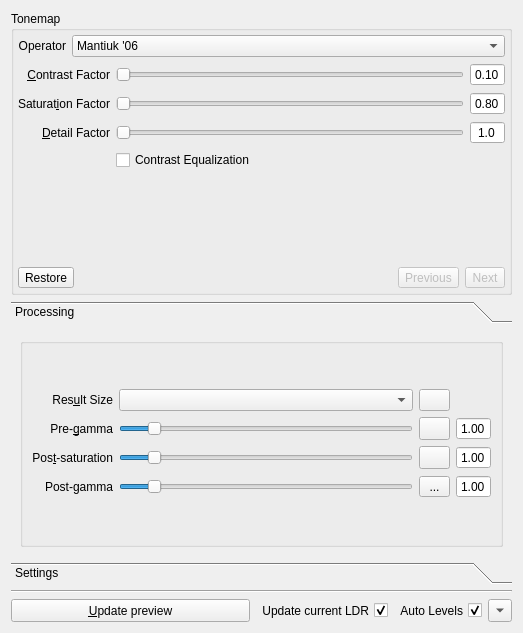
Qt form src/TonemappingPanel/TonemappingPanel.ui (LuminanceHDR/LuminanceHDR) before a commit.
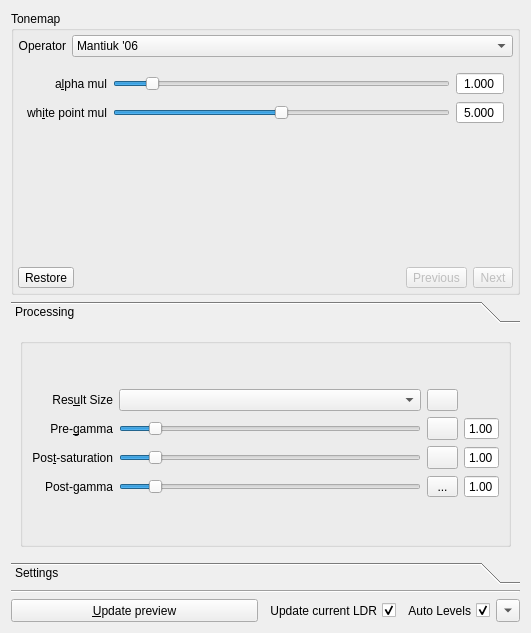
The same form after that commit. The open tabs and pages were chosen to show the change. Icons and pictures are not drawn.

Commit message:
new tmo: lischinski06
Eigen3 template library from http://eigen.tuxfamily.org is needed.

Patch:
```diff
--- a/src/TonemappingPanel/TonemappingPanel.ui
+++ b/src/TonemappingPanel/TonemappingPanel.ui
@@ -9,7 +9,7 @@
    <rect>
     <x>0</x>
     <y>0</y>
-    <width>523</width>
+    <width>531</width>
     <height>633</height>
    </rect>
   </property>
@@ -3450,6 +3450,189 @@
           </item>
          </layout>
         </widget>
+        <widget class="QWidget" name="page_lischinski">
+         <layout class="QGridLayout" name="gridLayout_37">
+          <item row="0" column="0">
+           <layout class="QGridLayout" name="gridLayout_36">
+            <item row="0" column="0">
+             <widget class="QLabel" name="label_lischinski_alpha">
+              <property name="sizePolicy">
+               <sizepolicy hsizetype="Minimum" vsizetype="Minimum">
+                <horstretch>0</horstretch>
+                <verstretch>0</verstretch>
+               </sizepolicy>
+              </property>
+              <property name="minimumSize">
+               <size>
+                <width>0</width>
+                <height>0</height>
+               </size>
+              </property>
+              <property name="maximumSize">
+               <size>
+                <width>16777215</width>
+                <height>16777215</height>
+               </size>
+              </property>
+              <property name="text">
+               <string>a&amp;lpha mul</string>
+              </property>
+              <property name="alignment">
+               <set>Qt::AlignRight|Qt::AlignTrailing|Qt::AlignVCenter</set>
+              </property>
+              <property name="wordWrap">
+               <bool>true</bool>
+              </property>
+              <property name="buddy">
+               <cstring>chromaticAdaptSlider</cstring>
+              </property>
+             </widget>
+            </item>
+            <item row="0" column="1">
+             <widget class="QSlider" name="lischinski_alpha_Slider">
+              <property name="sizePolicy">
+               <sizepolicy hsizetype="MinimumExpanding" vsizetype="Minimum">
+                <horstretch>0</horstretch>
+                <verstretch>0</verstretch>
+               </sizepolicy>
+              </property>
+              <property name="cursor">
+               <cursorShape>PointingHandCursor</cursorShape>
+              </property>
+              <property name="maximum">
+               <number>10000</number>
+              </property>
+              <property name="value">
+               <number>1000</number>
+              </property>
+              <property name="orientation">
+               <enum>Qt::Horizontal</enum>
+              </property>
+             </widget>
+            </item>
+            <item row="0" column="2">
+             <widget class="QDoubleSpinBox" name="lischinski_alpha_Dsb">
+              <property name="alignment">
+               <set>Qt::AlignCenter</set>
+              </property>
+              <property name="buttonSymbols">
+               <enum>QAbstractSpinBox::NoButtons</enum>
+              </property>
+              <property name="decimals">
+               <number>3</number>
+              </property>
+              <property name="minimum">
+               <double>0.010000000000000</double>
+              </property>
+              <property name="maximum">
+               <double>10.000000000000000</double>
+              </property>
+              <property name="singleStep">
+               <double>0.100000000000000</double>
+              </property>
+              <property name="value">
+               <double>1.000000000000000</double>
+              </property>
+             </widget>
+            </item>
+            <item row="1" column="0">
+             <widget class="QLabel" name="label_lischinski_white_point">
+              <property name="sizePolicy">
+               <sizepolicy hsizetype="Minimum" vsizetype="Minimum">
+                <horstretch>0</horstretch>
+                <verstretch>0</verstretch>
+               </sizepolicy>
+              </property>
+              <property name="minimumSize">
+               <size>
+                <width>0</width>
+                <height>0</height>
+               </size>
+              </property>
+              <property name="maximumSize">
+               <size>
+                <width>16777215</width>
+                <height>16777215</height>
+               </size>
+              </property>
+              <property name="text">
+               <string>wh&amp;ite point mul</string>
+              </property>
+              <property name="alignment">
+               <set>Qt::AlignRight|Qt::AlignTrailing|Qt::AlignVCenter</set>
+              </property>
+              <property name="wordWrap">
+               <bool>true</bool>
+              </property>
+              <property name="buddy">
+               <cstring>chromaticAdaptSlider</cstring>
+              </property>
+             </widget>
+            </item>
+            <item row="1" column="1">
+             <widget class="QSlider" name="lischinski_white_point_Slider">
+              <property name="sizePolicy">
+               <sizepolicy hsizetype="MinimumExpanding" vsizetype="Minimum">
+                <horstretch>0</horstretch>
+                <verstretch>0</verstretch>
+               </sizepolicy>
+              </property>
+              <property name="cursor">
+               <cursorShape>PointingHandCursor</cursorShape>
+              </property>
+              <property name="maximum">
+               <number>10000</number>
+              </property>
+              <property name="value">
+               <number>5000</number>
+              </property>
+              <property name="orientation">
+               <enum>Qt::Horizontal</enum>
+              </property>
+             </widget>
+            </item>
+            <item row="1" column="2">
+             <widget class="QDoubleSpinBox" name="lischinski_white_point_Dsb">
+              <property name="alignment">
+               <set>Qt::AlignCenter</set>
+              </property>
+              <property name="buttonSymbols">
+               <enum>QAbstractSpinBox::NoButtons</enum>
+              </property>
+              <property name="decimals">
+               <number>3</number>
+              </property>
+              <property name="minimum">
+               <double>0.001000000000000</double>
+              </property>
+              <property name="maximum">
+               <double>10.000000000000000</double>
+              </property>
+              <property name="singleStep">
+               <double>0.100000000000000</double>
+              </property>
+              <property name="value">
+               <double>5.000000000000000</double>
+              </property>
+             </widget>
+            </item>
+           </layout>
+          </item>
+          <item row="1" column="0">
+           <spacer name="verticalSpacer_17">
+            <property name="orientation">
+             <enum>Qt::Vertical</enum>
+            </property>
+            <property name="sizeHint" stdset="0">
+             <size>
+              <width>20</width>
+              <height>111</height>
+             </size>
+            </property>
+           </spacer>
+          </item>
+         </layout>
+        </widget>
        </widget>
       </item>
       <item>
@@ -3572,8 +3755,8 @@
        <rect>
         <x>0</x>
         <y>0</y>
-        <width>511</width>
-        <height>184</height>
+        <width>519</width>
+        <height>194</height>
        </rect>
       </property>
       <attribute name="label">
```
Left out of the diff: 19 changed lines with no effect on the pictures. Lines whose indentation alone changed are shown as unchanged. The commit also changes 23 other files.
